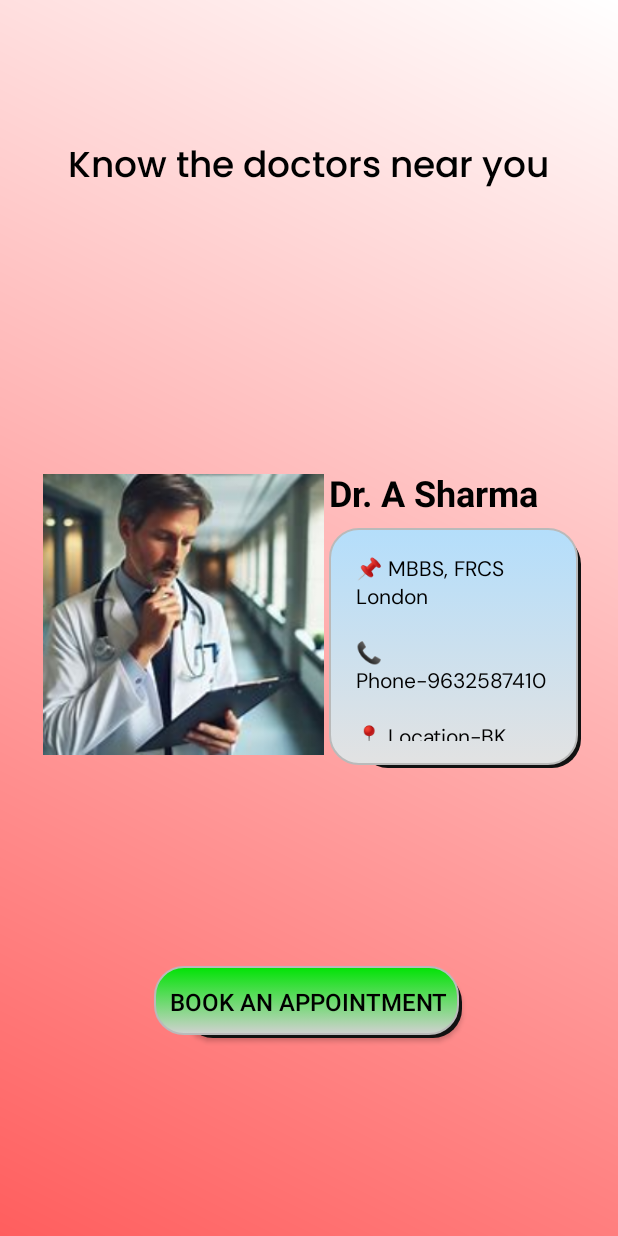
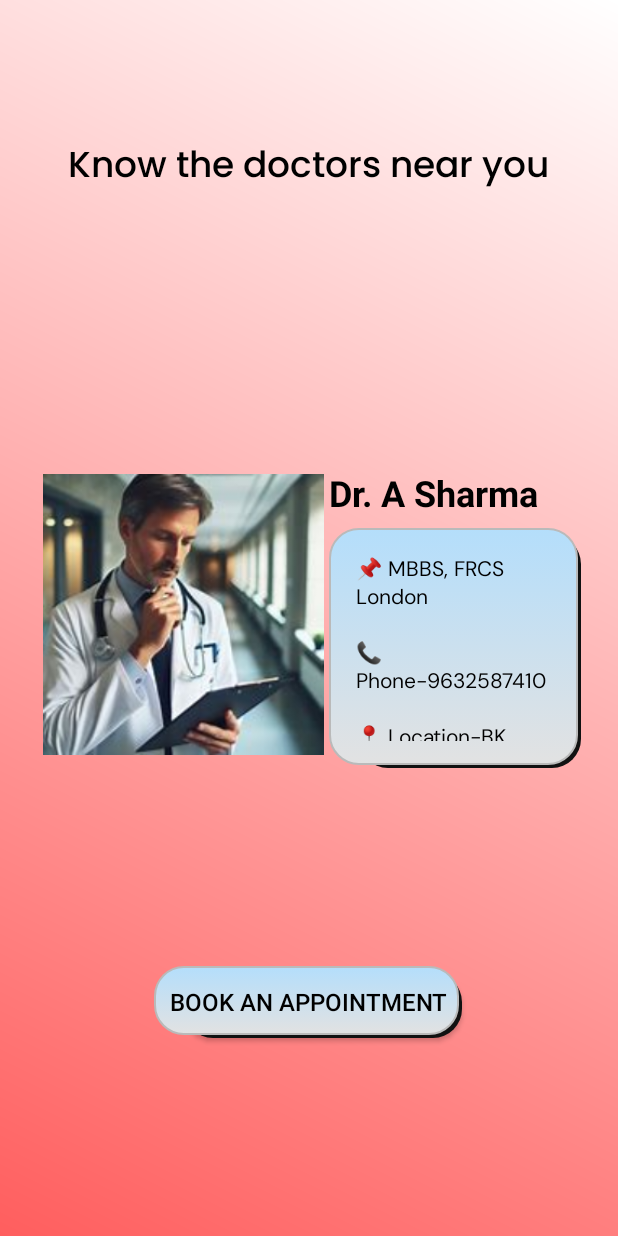
Before and after one commit to RajBhattacharyya/DermaAI, an Android app: the consultActivity screen opened directly, with no data from a screen before it, on a phone screen of 412 x 824 dp. Run offline under Robolectric (Android 15) with nearby library versions, the phone set to English and light mode, and no system bars; Roboto replaces fonts that are not available here.

Commit message:
small update

```diff
--- a/app/src/main/res/layout/activity_consult.xml
+++ b/app/src/main/res/layout/activity_consult.xml
@@ -36,7 +36,7 @@
         android:layout_width="wrap_content"
         android:layout_height="wrap_content"
         android:layout_marginTop="96dp"
-        android:background="@drawable/appointment"
+        android:background="@drawable/inventory_box"
         android:text="Book an Appointment"
         android:textColor="#000000"
         android:textSize="16sp"
```
